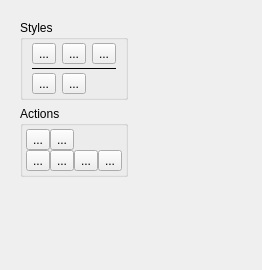
This is libs/flake/PathToolOptionWidgetBase.ui in KDE/krita as Qt 5 draws it before an edit. The edited form follows.
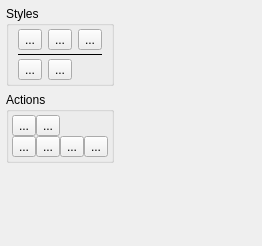
This is the edited form. The open tabs and pages were chosen to show the change.

Commit message: Remove extra margins Add a spacer widget at the bottom.  Apparantly a normal spacer doesn't have the option to take all extra space anymore, so I added a widget and gave it a big stretch to act like a proper spacer.

```diff
--- a/libs/flake/PathToolOptionWidgetBase.ui
+++ b/libs/flake/PathToolOptionWidgetBase.ui
@@ -6,20 +6,50 @@
     <x>0</x>
     <y>0</y>
     <width>262</width>
-    <height>270</height>
+    <height>246</height>
    </rect>
   </property>
   <property name="windowTitle" >
    <string>Form</string>
   </property>
   <layout class="QVBoxLayout" >
+   <property name="leftMargin" >
+    <number>6</number>
+   </property>
+   <property name="topMargin" >
+    <number>6</number>
+   </property>
+   <property name="rightMargin" >
+    <number>6</number>
+   </property>
+   <property name="bottomMargin" >
+    <number>6</number>
+   </property>
    <item>
     <widget class="QStackedWidget" name="stackedWidget" >
+     <property name="sizePolicy" >
+      <sizepolicy vsizetype="Preferred" hsizetype="Preferred" >
+       <horstretch>1</horstretch>
+       <verstretch>0</verstretch>
+      </sizepolicy>
+     </property>
      <property name="currentIndex" >
       <number>1</number>
      </property>
      <widget class="QWidget" name="pathPage" >
       <layout class="QGridLayout" >
+       <property name="leftMargin" >
+        <number>0</number>
+       </property>
+       <property name="topMargin" >
+        <number>0</number>
+       </property>
+       <property name="rightMargin" >
+        <number>0</number>
+       </property>
+       <property name="bottomMargin" >
+        <number>0</number>
+       </property>
        <item row="0" column="0" >
         <widget class="QGroupBox" name="stylesGroup" >
          <property name="title" >
@@ -187,19 +217,6 @@
          </property>
         </spacer>
        </item>
-       <item row="2" column="0" >
-        <spacer>
-         <property name="orientation" >
-          <enum>Qt::Vertical</enum>
-         </property>
-         <property name="sizeHint" >
-          <size>
-           <width>20</width>
-           <height>40</height>
-          </size>
-         </property>
-        </spacer>
-       </item>
       </layout>
      </widget>
      <widget class="QWidget" name="parameterPage" >
@@ -233,6 +250,16 @@
      </widget>
     </widget>
    </item>
+   <item>
+    <widget class="QWidget" native="1" name="spacer" >
+     <property name="sizePolicy" >
+      <sizepolicy vsizetype="Preferred" hsizetype="Preferred" >
+       <horstretch>0</horstretch>
+       <verstretch>12</verstretch>
+      </sizepolicy>
+     </property>
+    </widget>
+   </item>
   </layout>
  </widget>
  <resources/>
```
Left out of the diff: 50 changed lines with no effect on the pictures.
